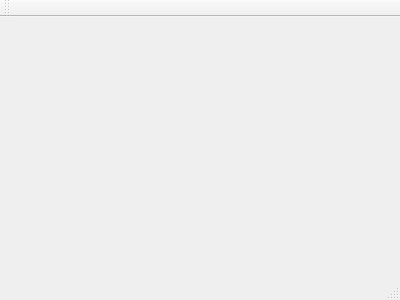
First picture: the form in SpeedRunManager/mainwindow.ui, repository Poirault/SpeedRunnerManager, before the edit.
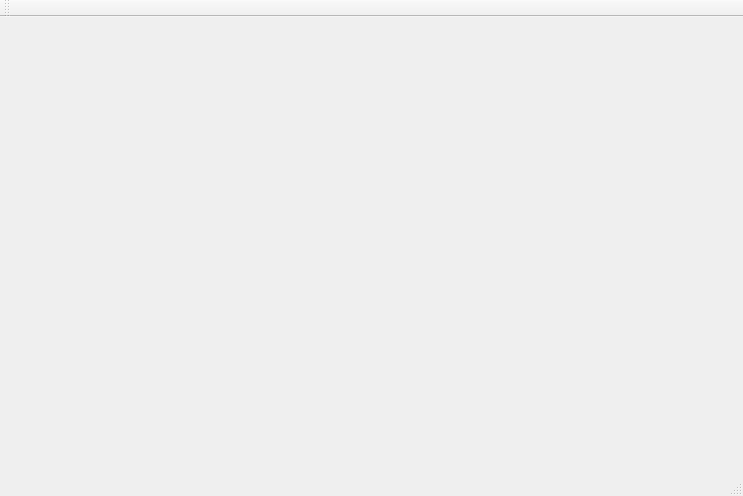
Second picture: the form after the edit.

```diff
--- a/SpeedRunManager/mainwindow.ui
+++ b/SpeedRunManager/mainwindow.ui
@@ -6,14 +6,16 @@
    <rect>
     <x>0</x>
     <y>0</y>
-    <width>400</width>
-    <height>300</height>
+    <width>743</width>
+    <height>496</height>
    </rect>
   </property>
   <property name="windowTitle">
    <string>MainWindow</string>
   </property>
-  <widget class="QWidget" name="centralWidget"/>
+  <widget class="QWidget" name="centralWidget">
+   <layout class="QHBoxLayout" name="horizontalLayout"/>
+  </widget>
   <widget class="QMenuBar" name="menuBar">
    <property name="geometry">
     <rect>
```
Left out of the diff: 4 changed lines with no effect on the pictures.
